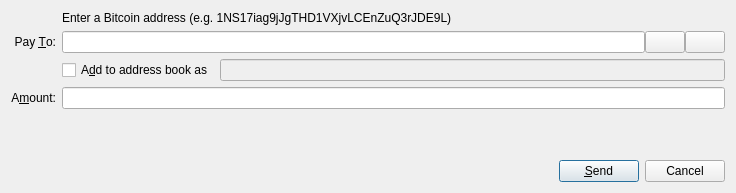
First picture: the form in src/qt/forms/sendcoinsdialog.ui, repository raffermeko/bitcoin, before the edit.
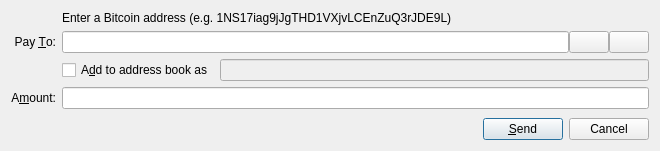
Second picture: the form after the edit. Icons and pictures are not drawn. Custom widgets are drawn as their Qt base class.

The edit to the form file:
```diff
--- a/src/qt/forms/sendcoinsdialog.ui
+++ b/src/qt/forms/sendcoinsdialog.ui
@@ -6,8 +6,8 @@
    <rect>
     <x>0</x>
     <y>0</y>
-    <width>736</width>
-    <height>193</height>
+    <width>660</width>
+    <height>151</height>
    </rect>
   </property>
   <property name="windowTitle">
```
